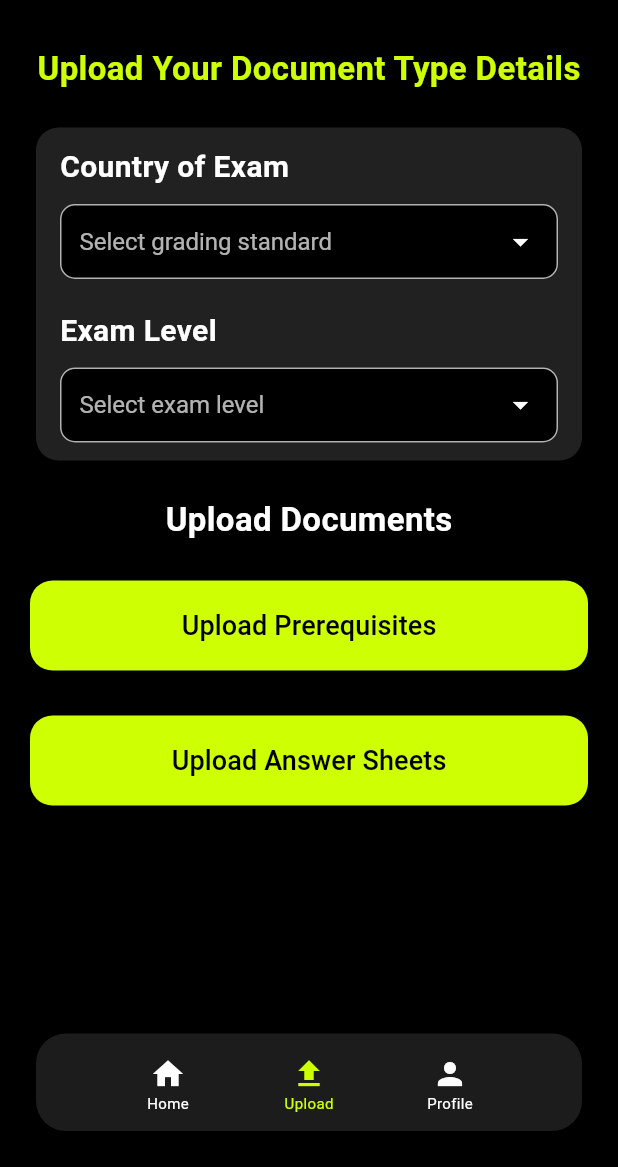
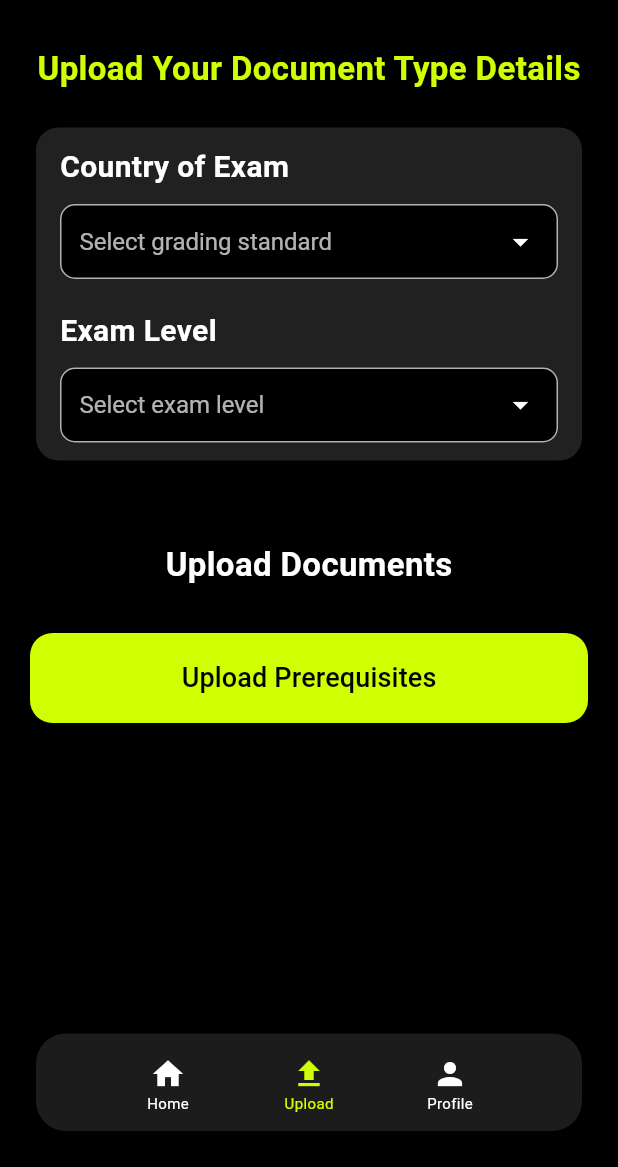
Before and after one commit to Aaron-Chacko/GradiFi, a Flutter app: the UploadLandingPage screen opened directly, on a phone screen of 412 x 824 dp, the part 69-1236 px from its top. Run offline on Flutter 3.47's test engine with Material 3 defaults, Android fonts, the phone set to English and light mode, and no system bars.

Commit message:
Minor changes

```diff
--- a/lib/screens/home_page.dart
+++ b/lib/screens/home_page.dart
@@ -11,7 +11,7 @@ class HomePage extends StatefulWidget {
 List<IconData> navIcons = [
   Icons.home_filled,
   Icons.cloud_upload_outlined,
-  Icons.document_scanner_outlined,
+  Icons.person_outline,
 ];
 
 List<String> navTitles = ["Home", "Upload", "Profile"];
--- a/lib/screens/upload_landing.dart
+++ b/lib/screens/upload_landing.dart
@@ -279,7 +279,7 @@ class _UploadLandingPageState extends State<UploadLandingPage> {
                   ),
                 ),
               ),
-              const SizedBox(height: 20),
+              const SizedBox(height: 50),
               const Text(
                 //----------------------------------heading--------------------------------
                 "Upload Documents",
@@ -289,7 +289,7 @@ class _UploadLandingPageState extends State<UploadLandingPage> {
                   color: Colors.white,
                 ),
               ),
-              const SizedBox(height: 25),
+              const SizedBox(height: 30),
               //--------------------------------------- Buttons ----------------------------
               ElevatedButton(
                 onPressed: () {
@@ -318,7 +318,7 @@ class _UploadLandingPageState extends State<UploadLandingPage> {
                 ),
               ),
               const SizedBox(height: 30),
-              ElevatedButton(
+              /*ElevatedButton(
                 onPressed: () {
                   // Add navigation if needed
                 },
@@ -338,7 +338,7 @@ class _UploadLandingPageState extends State<UploadLandingPage> {
                   "Upload Answer Sheets",
                   style: TextStyle(color: Colors.black, fontSize: 18),
                 ),
-              ),
+              ),*/
             ],
           ),
         ),
```
